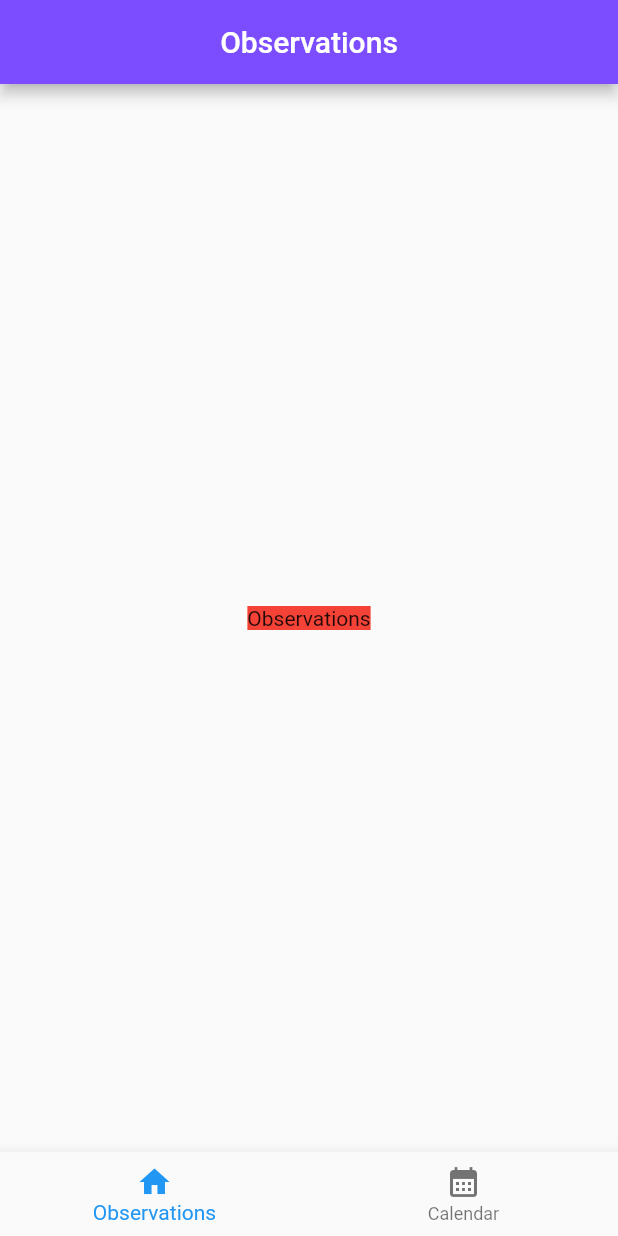
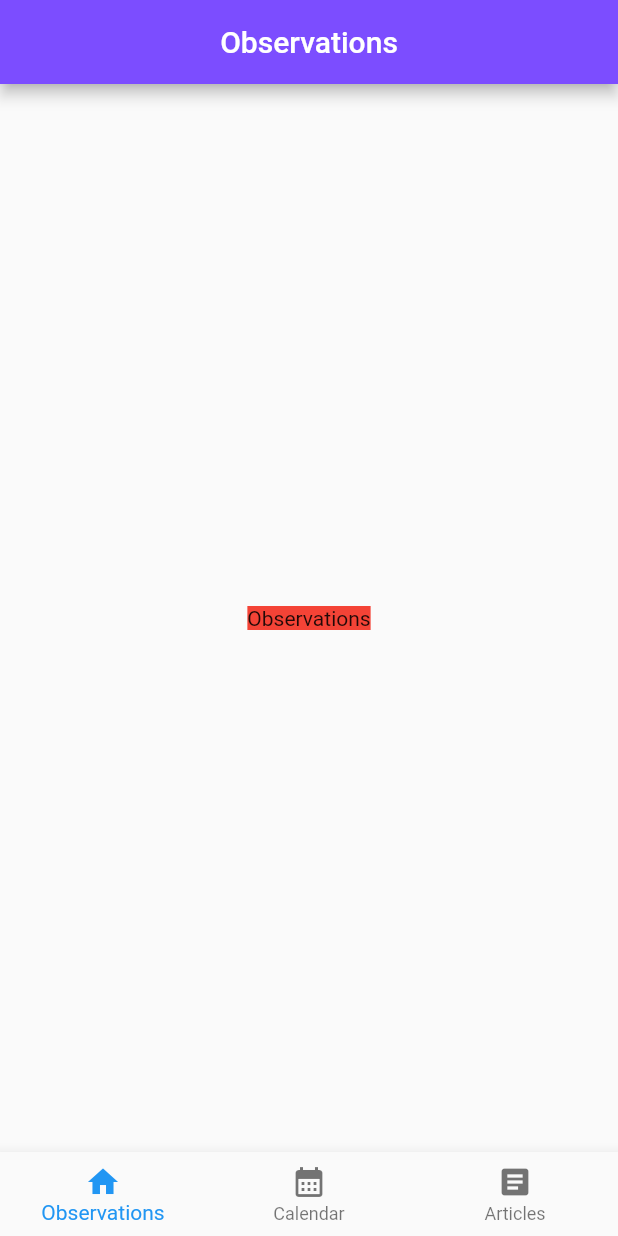
Before and after one commit to aleksandrapacia/calspace, a Flutter app: the screen it shows after launch, on a phone screen of 412 x 824 dp. Run offline on Flutter 3.47's test engine with Material 2 defaults, Android fonts, the phone set to English and light mode, and no system bars; our stand-ins replace go_router.

Commit message:
add articles icon to bottom navi bar

```diff
--- a/calspace/lib/main.dart
+++ b/calspace/lib/main.dart
@@ -85,6 +85,7 @@ class ScaffoldWithNavbar extends StatelessWidget {
               icon: Icon(Icons.home), label: 'Observations'),
           BottomNavigationBarItem(
               icon: Icon(Icons.calendar_month), label: 'Calendar'),
+          BottomNavigationBarItem(icon: Icon(Icons.article), label: 'Articles')
         ],
         currentIndex: navigationShell.currentIndex,
         onTap: (int index) => _onTap(context, index),
```
